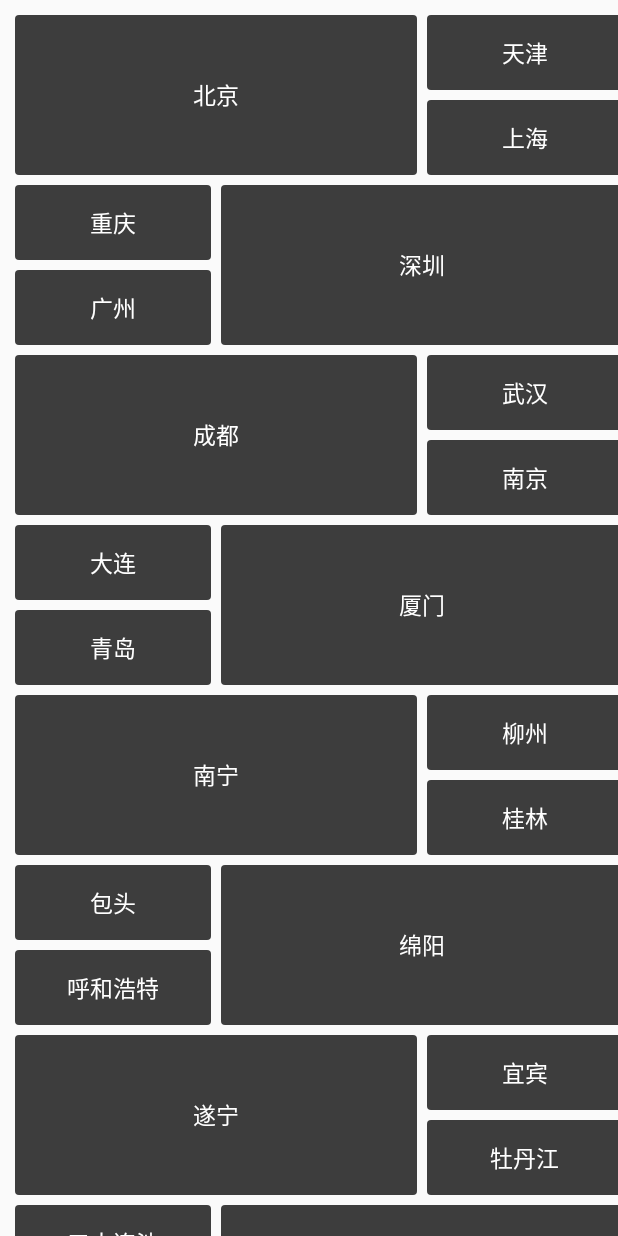
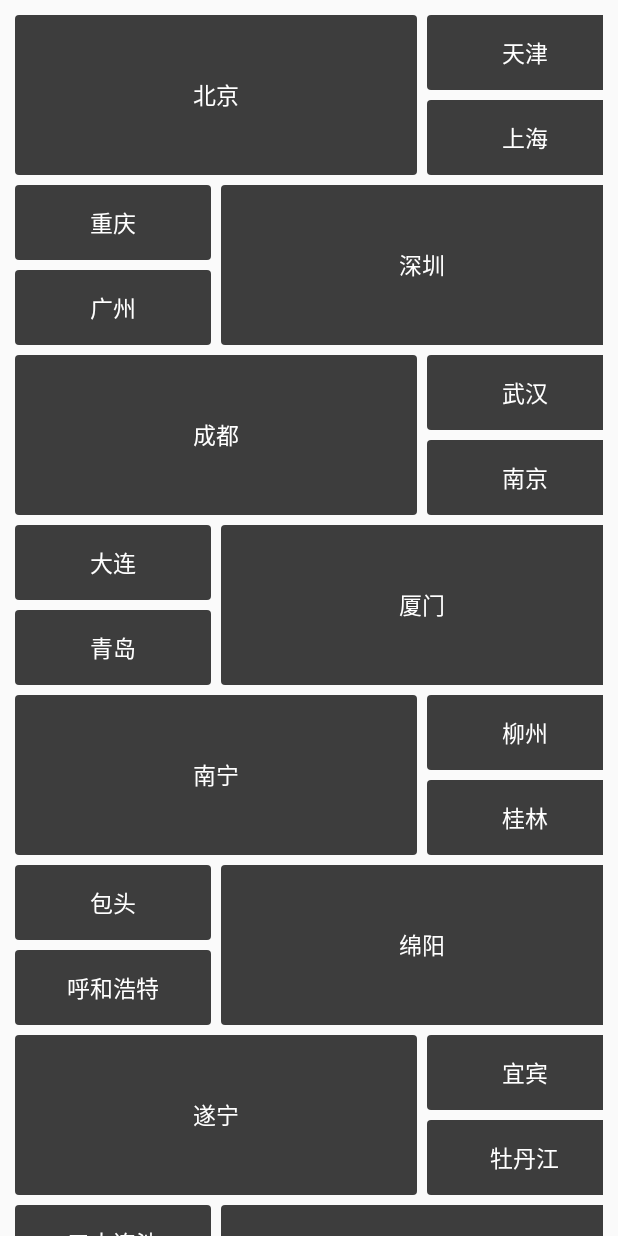
Before and after one commit to HarveyLee1228/ScatteredLayoutManager, an Android app: the screen it shows after launch (MainActivity), on a phone screen of 412 x 824 dp. Run offline under Robolectric (Android 15) with nearby library versions, the phone set to English and light mode, and no system bars.

Commit message:
migrate to androidx,rename project,fix bugs

```diff
--- a/app/src/main/java/com/harvey/recyclerviewdemo/Adapter.java
+++ b/app/src/main/java/com/harvey/recyclerviewdemo/Adapter.java
@@ -1,8 +1,8 @@
 package com.harvey.recyclerviewdemo;
 
 import android.content.Context;
-import android.support.annotation.NonNull;
-import android.support.v7.widget.RecyclerView;
+import androidx.annotation.NonNull;
+import androidx.recyclerview.widget.RecyclerView;
 import android.view.View;
 import android.view.ViewGroup;
 import android.widget.FrameLayout;
--- a/app/src/main/java/com/harvey/recyclerviewdemo/MainActivity.java
+++ b/app/src/main/java/com/harvey/recyclerviewdemo/MainActivity.java
@@ -1,8 +1,8 @@
 package com.harvey.recyclerviewdemo;
 
 import android.os.Bundle;
-import android.support.v7.app.AppCompatActivity;
-import android.support.v7.widget.RecyclerView;
+import androidx.appcompat.app.AppCompatActivity;
+import androidx.recyclerview.widget.RecyclerView;
 
 import java.util.ArrayList;
 import java.util.List;
@@ -16,7 +16,7 @@ public class MainActivity extends AppCompatActivity {
 
         RecyclerView recyclerView = (RecyclerView)findViewById(R.id.rv);
         recyclerView.addItemDecoration(new SpaceItemDecoration(10));
-        recyclerView.setLayoutManager(new CustomLayoutManager());
+        recyclerView.setLayoutManager(new ScatteredLayoutManager());
         List<Item> list = getItems();
         recyclerView.setAdapter(new Adapter(this,list));
     }
--- a/app/src/main/java/com/harvey/recyclerviewdemo/CustomLayoutManager.java
+++ b/app/src/main/java/com/harvey/recyclerviewdemo/ScatteredLayoutManager.java
@@ -2,7 +2,10 @@ package com.harvey.recyclerviewdemo;
 
 import android.content.res.Resources;
 import android.graphics.Rect;
-import android.support.v7.widget.RecyclerView;
+
+import androidx.annotation.NonNull;
+import androidx.core.view.ViewCompat;
+import androidx.recyclerview.widget.RecyclerView;
 import android.view.View;
 
 /**
@@ -12,7 +15,7 @@ import android.view.View;
  *     desc   :
  * </pre>
  */
-public class CustomLayoutManager extends RecyclerView.LayoutManager {
+public class ScatteredLayoutManager extends RecyclerView.LayoutManager {
 
     private int verticalScrollOffset;
     private int offsetH = 0;
@@ -21,6 +24,11 @@ public class CustomLayoutManager extends RecyclerView.LayoutManager {
     @Override
     public RecyclerView.LayoutParams generateDefaultLayoutParams() {
         return new RecyclerView.LayoutParams(RecyclerView.LayoutParams.WRAP_CONTENT, RecyclerView.LayoutParams.WRAP_CONTENT);
+    }
+
+    @Override
+    public boolean isAutoMeasureEnabled() {
+        return true;
     }
 
     @Override
--- a/app/src/main/java/com/harvey/recyclerviewdemo/SpaceItemDecoration.java
+++ b/app/src/main/java/com/harvey/recyclerviewdemo/SpaceItemDecoration.java
@@ -1,7 +1,7 @@
 package com.harvey.recyclerviewdemo;
 
 import android.graphics.Rect;
-import android.support.v7.widget.RecyclerView;
+import androidx.recyclerview.widget.RecyclerView;
 import android.view.View;
 
 /**
--- a/app/src/main/res/layout/activity_main.xml
+++ b/app/src/main/res/layout/activity_main.xml
@@ -5,11 +5,12 @@
     android:layout_height="match_parent"
     tools:context=".MainActivity">
 
-    <android.support.v7.widget.RecyclerView
+    <androidx.recyclerview.widget.RecyclerView
         android:id="@+id/rv"
         android:layout_width="match_parent"
-        android:layout_height="match_parent"
+        android:layout_height="wrap_content"
         android:layout_marginTop="10dp"
-        android:layout_marginLeft="10dp"/>
+        android:layout_marginLeft="10dp"
+        android:layout_marginRight="10dp"/>
 
 </LinearLayout>
--- a/app/src/main/res/layout/content_main.xml
+++ b/app/src/main/res/layout/content_main.xml
@@ -1,13 +1,13 @@
 <?xml version="1.0" encoding="utf-8"?>
-<android.support.constraint.ConstraintLayout xmlns:android="http://schemas.android.com/apk/res/android"
+<androidx.constraintlayout.widget.ConstraintLayout xmlns:android="http://schemas.android.com/apk/res/android"
     xmlns:app="http://schemas.android.com/apk/res-auto"
     android:layout_width="match_parent"
     android:layout_height="match_parent"
     app:layout_behavior="@string/appbar_scrolling_view_behavior">
 
-    <android.support.v7.widget.RecyclerView
+    <androidx.recyclerview.widget.RecyclerView
         android:id="@+id/rv"
         android:layout_width="match_parent"
         android:layout_height="wrap_content" />
 
-</android.support.constraint.ConstraintLayout>
+</androidx.constraintlayout.widget.ConstraintLayout>
--- a/gradle.properties
+++ b/gradle.properties
@@ -6,6 +6,8 @@
 # http://www.gradle.org/docs/current/userguide/build_environment.html
 # Specifies the JVM arguments used for the daemon process.
 # The setting is particularly useful for tweaking memory settings.
+android.enableJetifier=true
+android.useAndroidX=true
 org.gradle.jvmargs=-Xmx1536m
 # When configured, Gradle will run in incubating parallel mode.
 # This option should only be used with decoupled projects. More details, visit
```
Also changed, not shown: app/build.gradle (+8 -8 lines), build.gradle (+5 -3 lines), gradle/wrapper/gradle-wrapper.properties, 2 other files.
